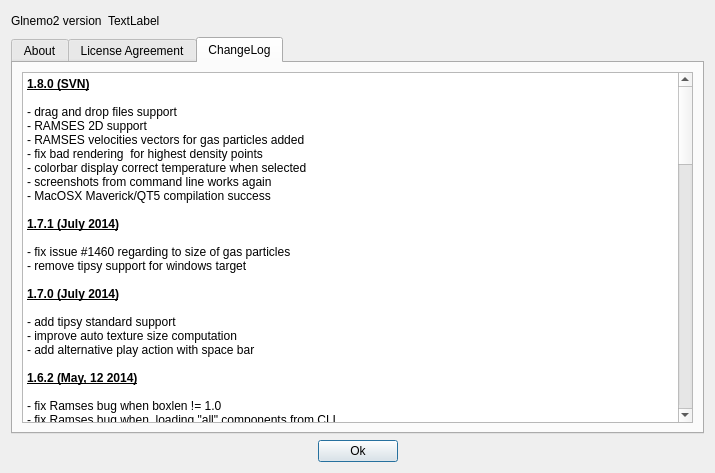
Qt form src/formabout.ui (jcldc/glnemo2) before a commit.
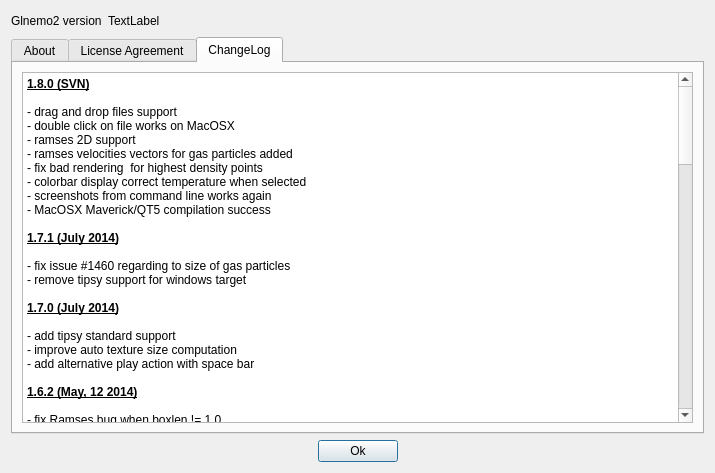
The same form after that commit. Icons and pictures are not drawn.

Commit message: double click on macosx works

What changed in the file:
```diff
--- a/src/formabout.ui
+++ b/src/formabout.ui
@@ -1030,8 +1030,9 @@
 &lt;p style=&quot; margin-top:0px; margin-bottom:0px; margin-left:0px; margin-right:0px; -qt-block-indent:0; text-indent:0px;&quot;&gt;&lt;span style=&quot; font-weight:600; text-decoration: underline;&quot;&gt;1.8.0 (SVN)&lt;/span&gt;&lt;/p&gt;
 &lt;p style=&quot;-qt-paragraph-type:empty; margin-top:0px; margin-bottom:0px; margin-left:0px; margin-right:0px; -qt-block-indent:0; text-indent:0px; font-weight:600; text-decoration: underline;&quot;&gt;&lt;br /&gt;&lt;/p&gt;
 &lt;p style=&quot; margin-top:0px; margin-bottom:0px; margin-left:0px; margin-right:0px; -qt-block-indent:0; text-indent:0px;&quot;&gt;- drag and drop files support&lt;/p&gt;
-&lt;p style=&quot; margin-top:0px; margin-bottom:0px; margin-left:0px; margin-right:0px; -qt-block-indent:0; text-indent:0px;&quot;&gt;- RAMSES 2D support&lt;/p&gt;
-&lt;p style=&quot; margin-top:0px; margin-bottom:0px; margin-left:0px; margin-right:0px; -qt-block-indent:0; text-indent:0px;&quot;&gt;- RAMSES velocities vectors for gas particles added&lt;/p&gt;
+&lt;p style=&quot; margin-top:0px; margin-bottom:0px; margin-left:0px; margin-right:0px; -qt-block-indent:0; text-indent:0px;&quot;&gt;- double click on file works on MacOSX&lt;/p&gt;
+&lt;p style=&quot; margin-top:0px; margin-bottom:0px; margin-left:0px; margin-right:0px; -qt-block-indent:0; text-indent:0px;&quot;&gt;- ramses 2D support&lt;/p&gt;
+&lt;p style=&quot; margin-top:0px; margin-bottom:0px; margin-left:0px; margin-right:0px; -qt-block-indent:0; text-indent:0px;&quot;&gt;- ramses velocities vectors for gas particles added&lt;/p&gt;
 &lt;p style=&quot; margin-top:0px; margin-bottom:0px; margin-left:0px; margin-right:0px; -qt-block-indent:0; text-indent:0px;&quot;&gt;- fix bad rendering  for highest density points&lt;/p&gt;
 &lt;p style=&quot; margin-top:0px; margin-bottom:0px; margin-left:0px; margin-right:0px; -qt-block-indent:0; text-indent:0px;&quot;&gt;- colorbar display correct temperature when selected&lt;/p&gt;
 &lt;p style=&quot; margin-top:0px; margin-bottom:0px; margin-left:0px; margin-right:0px; -qt-block-indent:0; text-indent:0px;&quot;&gt;- screenshots from command line works again&lt;/p&gt;
```
